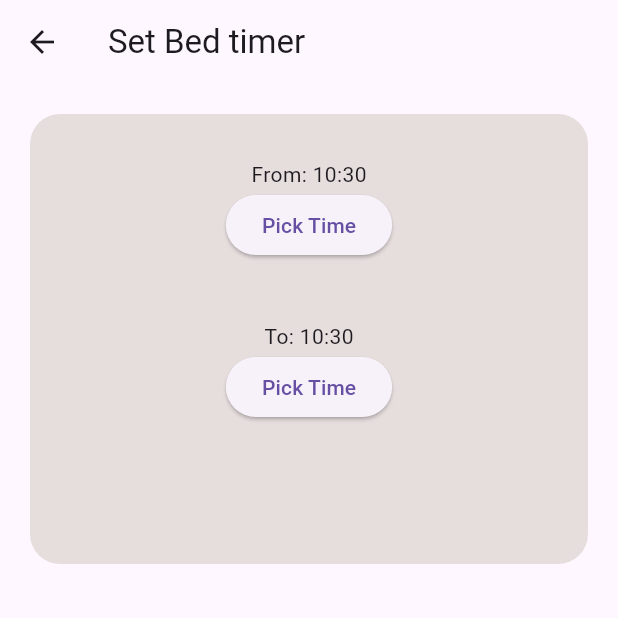
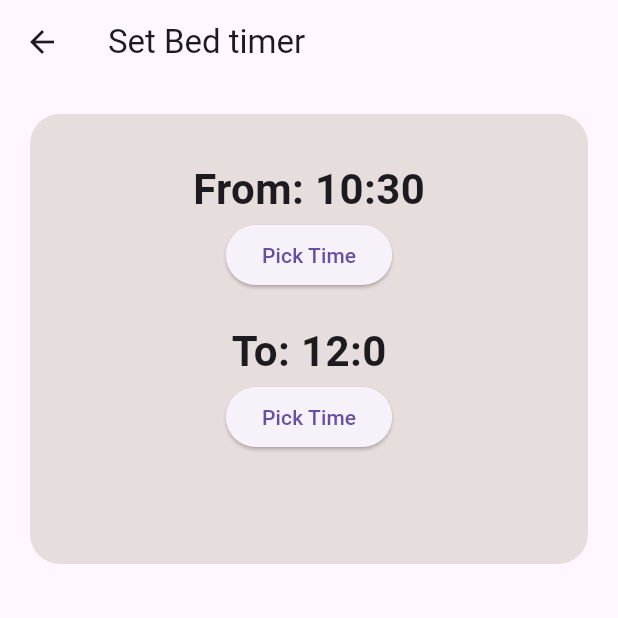
Before and after one commit to Amoako419/Flutter_Semester_Project, a Flutter app: the TimePickerWidget screen opened directly, on a phone screen of 412 x 824 dp, the top half of it. Run offline on Flutter 3.47's test engine with Material 3 defaults, Android fonts, the phone set to English and light mode, and no system bars.

Commit message:
time bug fixed

```diff
--- a/health_monitor/lib/pages/sleep.dart
+++ b/health_monitor/lib/pages/sleep.dart
@@ -131,6 +131,12 @@ IconButton(
                   const Text("Get started", style: TextStyle(fontSize: 15.1)))
         ],
       ),
+    );
+  }
+
+  Widget _done(){
+    return Container(
+
     );
   }
 
--- a/health_monitor/lib/pages/timepicker.dart
+++ b/health_monitor/lib/pages/timepicker.dart
@@ -8,8 +8,8 @@ class TimePickerWidget extends StatefulWidget {
 }
 
 class _TimePickerWidgetState extends State<TimePickerWidget> {
-    TimeOfDay _time = const TimeOfDay(hour: 10, minute: 30);
-    TimeOfDay _ime = const TimeOfDay(hour: 10, minute: 30);
+ TimeOfDay _time = const TimeOfDay(hour: 10, minute: 30);
+  TimeOfDay _time2 = const TimeOfDay(hour: 12, minute: 00);
 
     void _showTimePicker() {
     showTimePicker(
@@ -24,20 +24,17 @@ class _TimePickerWidgetState extends State<TimePickerWidget> {
     });
     }
 
-        // ignore: non_constant_identifier_names
-        void _TimePicker() {
+    void _TimePicker() {
     showTimePicker(
         context: context,
-        initialTime: _ime,
-    ).then((nTime) {
-        if (nTime != null) {
+        initialTime: _time2,
+    ).then((newTime) {
+        if (newTime != null) {
         setState(() {
-            _ime = nTime;
+            _time2 = newTime;
         });
         }
-    });
-    }
-
+    });}
     @override
     Widget build(BuildContext context) {
     return Scaffold(
@@ -68,13 +65,13 @@ class _TimePickerWidgetState extends State<TimePickerWidget> {
         color: Color.fromARGB(255, 230, 221, 221)),
         child: Column(
           children: [
-             Text('From: ${_time.hour}:${_time.minute}'),
+             Text('From: ${_time.hour}:${_time.minute}',style: const TextStyle(fontSize: 28.0,fontWeight: FontWeight.bold),),
         ElevatedButton(
             onPressed: _showTimePicker,
             child: const Text('Pick Time'),
         ),
-        Padding(padding: EdgeInsets.all(20)),
-              Text('To: ${_time.hour}:${_time.minute}'),
+        Padding(padding: EdgeInsets.all(10)),
+              Text('To: ${_time2.hour}:${_time2.minute}',style: const TextStyle(fontSize: 28.0,fontWeight: FontWeight.bold),),
         ElevatedButton(
             onPressed: _TimePicker,
             child: const Text('Pick Time'),
```
